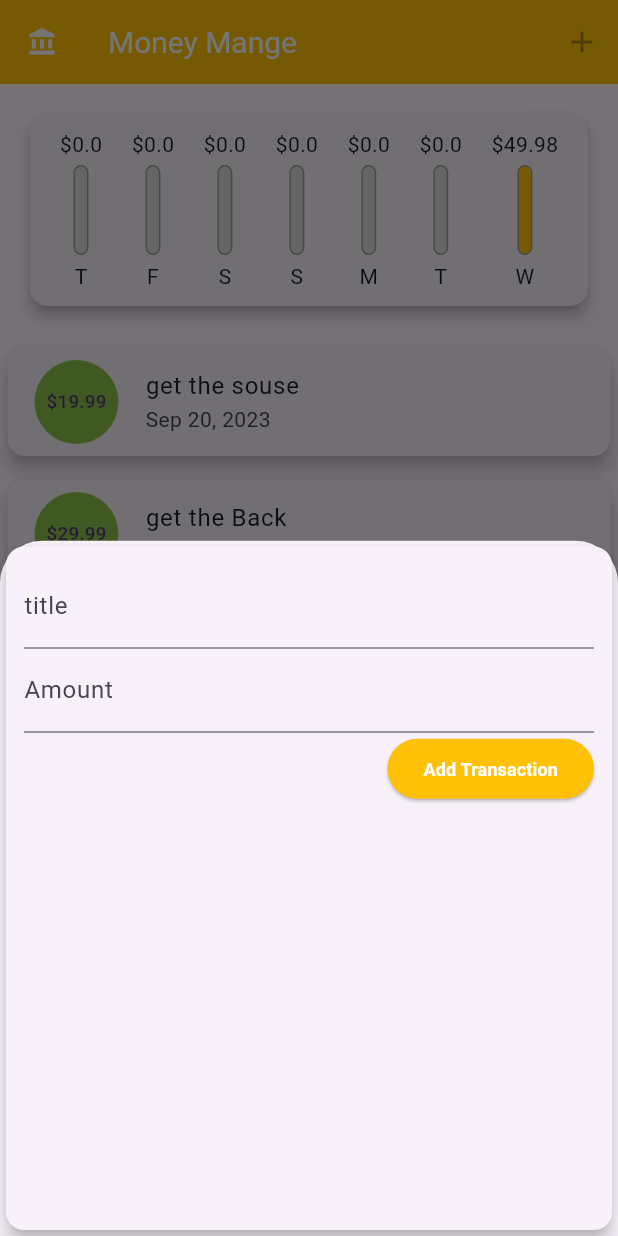
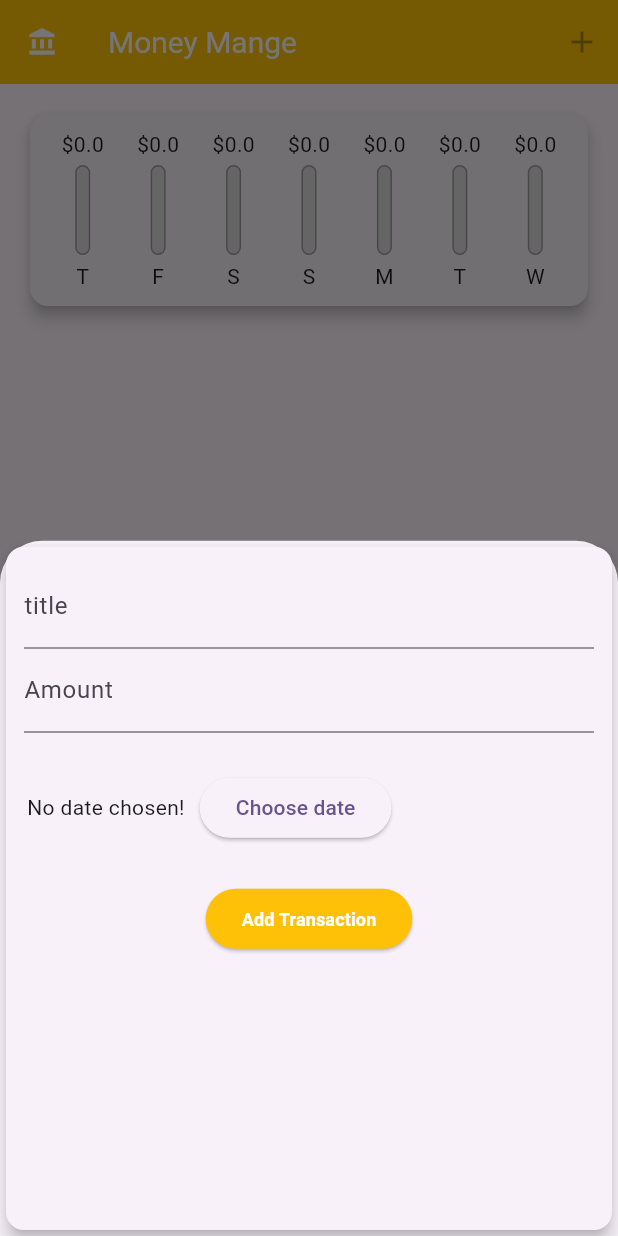
Before and after one commit to shanuDhanusha/Test-app-using-flutter, a Flutter app: the screen it shows after launch, after a tap on the "add" icon, on a phone screen of 412 x 824 dp. Run offline on Flutter 3.47's test engine with Material 2 defaults, Android fonts, the phone set to English and light mode, and no system bars.

Commit message:
update my fture

```diff
--- a/lib/main.dart
+++ b/lib/main.dart
@@ -36,17 +36,12 @@ class MyHomePage extends StatefulWidget {
 class _MyHomePageState extends State<MyHomePage> {
 
   final List<Transaction>_userTransaction=[
-    Transaction(
-        id: 't1',
-        title:'get the souse',
-        amount:19.99,
-        date:DateTime.now()
-    ),
-    Transaction(
-        id: 't2',
-        title:'get the Back',
-        amount:29.99,
-        date:DateTime.now()),
+    // Transaction(
+    //     id: DateTime.now().toString(),
+    //     title:'chose',
+    //     amount:33,
+    //     date:DateTime.now()
+    // )
   ];
 
     List<Transaction> get _recentTransaction{
@@ -55,17 +50,17 @@ class _MyHomePageState extends State<MyHomePage> {
       }).toList();
     }
 
-  void _addNewTransaction(String Txtitle,double Txamount){
-    print("dfdgdfgdfgdfgs$Txamount");
+  void _addNewTransaction(String Txtitle,double Txamount,DateTime dat){
     final newTx=Transaction(
         id: DateTime.now().toString(),
         title: Txtitle,
         amount: Txamount,
-        date:DateTime.now()
+        date:dat
     );
     setState(() {
       _userTransaction.add(newTx);
     });
+
   }
 
 
--- a/lib/widget/Tarnsaction_list.dart
+++ b/lib/widget/Tarnsaction_list.dart
@@ -3,39 +3,54 @@ import 'package:intl/intl.dart';
 import '../models/Transaction.dart';
 
 
-class Tarnsaction_list extends StatelessWidget {
+class Tarnsaction_list extends StatefulWidget {
    final List<Transaction>transaction;
    Tarnsaction_list(this.transaction);
 
   @override
+  State<Tarnsaction_list> createState() => _Tarnsaction_listState();
+}
+
+class _Tarnsaction_listState extends State<Tarnsaction_list> {
+  @override
   Widget build(BuildContext context) {
+    print("myyyyy${widget.transaction}");
     return  Container(
-           height: 300,
+           height: 400,
         child: ListView.builder(
           itemBuilder: (ctx,index){
-               return Card(
-                 margin: const EdgeInsets.symmetric(vertical: 8,horizontal: 5),
-                 elevation: 5,
+                return Card(
+                   margin: const EdgeInsets.symmetric(vertical: 8,horizontal: 5),
+                   elevation: 5,
                  child: ListTile(
                       leading:CircleAvatar(
                         backgroundColor: Colors.lightGreen,
                         radius: 30,
                         child: Padding(
-                             padding: EdgeInsets.all(10),
+                             padding: const EdgeInsets.all(10),
                           child: FittedBox(
-                              child: Text("\$${transaction[index].amount}")
+                              child: Text("\$${widget.transaction[index].amount}")
                           ),
                         ),
                       ) ,
                    title: Text(
-                       "${transaction[index].title}"
+                       widget.transaction[index].title
                    ),
-                   subtitle: Text( DateFormat.yMMMd().format( transaction[index].date)),
+                   subtitle: Text( DateFormat.yMMMd().format( widget.transaction[index].date)),
+                   trailing:  IconButton(
+                       icon: const Icon(Icons.delete,color: Colors.green,),
+                        onPressed:(){
+                            setState(() {
+                               widget.transaction.removeAt(index);
+                            });
+                        },
+                   ),
+
                  ),
                );
+             },
+          itemCount:widget.transaction.length,
 
-          },
-          itemCount: transaction.length,
         ),
 
     );
--- a/lib/widget/new_transaction.dart
+++ b/lib/widget/new_transaction.dart
@@ -1,4 +1,5 @@
 import 'package:flutter/material.dart';
+import 'package:intl/intl.dart';
 
 class new_transaction extends StatefulWidget {
    final Function  addTx;
@@ -10,30 +11,45 @@ class new_transaction extends StatefulWidget {
 
 class _new_transactionState extends State<new_transaction> {
    TextEditingController titleController = TextEditingController();
-
    TextEditingController amountControler = TextEditingController();
+   late DateTime _selectDate=DateTime.now();
 
    void submitData(){
 
      final titleKey=titleController.text;
      final amountKey= double.parse( amountControler.text);
-    // print("titiefndkndkhgjkdgjk${titleController.text}");
      setState(() {
        titleController.clear();
        amountControler.clear();
      });
 
-     if(titleKey.isEmpty|| amountKey<=0){
+     if(titleKey.isEmpty|| amountKey<=0 ){
          return;
      }
      widget.addTx(
          titleKey,
-         amountKey
-       // titleController.text,
-       // amountControler.text
+         amountKey,
+         _selectDate
+
      );
-     Navigator.of(context).pop(); //herer our widget is pop befor widget
+     Navigator.of(context).pop(); //here our widget is pop before widget
+   }
 
+   void _presentDatePicker(){
+     showDatePicker(
+         context: context,
+         initialDate:DateTime.now(),
+         firstDate:DateTime(2023,1,1),
+         lastDate:DateTime.now()
+     ).then((value) {
+         if(value==null){
+           return;
+         }
+         setState(() {
+           _selectDate=value;
+         });
+
+     });
    }
 
   @override
@@ -43,7 +59,7 @@ class _new_transactionState extends State<new_transaction> {
       child: Container(
         padding: const EdgeInsets.all(12.0),
         child:   Column(
-          crossAxisAlignment: CrossAxisAlignment.end,
+          crossAxisAlignment: CrossAxisAlignment.center,
 
           children: [
             TextField(
@@ -51,7 +67,10 @@ class _new_transactionState extends State<new_transaction> {
              // controller:  titleController,
              // onSubmitted: (_)=>submitData,
               onChanged: (val){
-                titleController.text=val;
+                setState(() {
+                  titleController.text=val;
+                });
+
 
               },
             ),
@@ -61,9 +80,33 @@ class _new_transactionState extends State<new_transaction> {
               keyboardType: TextInputType.number,
               //onSubmitted: (_)=>submitData(),
               onChanged: (value){
-                amountControler.text=value;
+                setState(() {
+                  amountControler.text=value;
+                });
+
               },
             ),
+             Container(
+               height: 100,
+               child: Row(
+                   children: [
+                      Padding(
+                       padding: const EdgeInsets.only(left: 2),
+                         child: Text(
+                             _selectDate== DateTime.now()?'No date chosen!':
+                             DateFormat.yMd().format(_selectDate))
+                     ),
+                     Padding(
+                       padding: const EdgeInsets.only(left: 10),
+                       child: ElevatedButton(
+                           onPressed: _presentDatePicker,
+                           child: const Text('Choose date')
+                       ),
+                     )
+                   ],
+                 ),
+
+             ),
              ElevatedButton(
               onPressed:submitData,
               style: const ButtonStyle(
```
